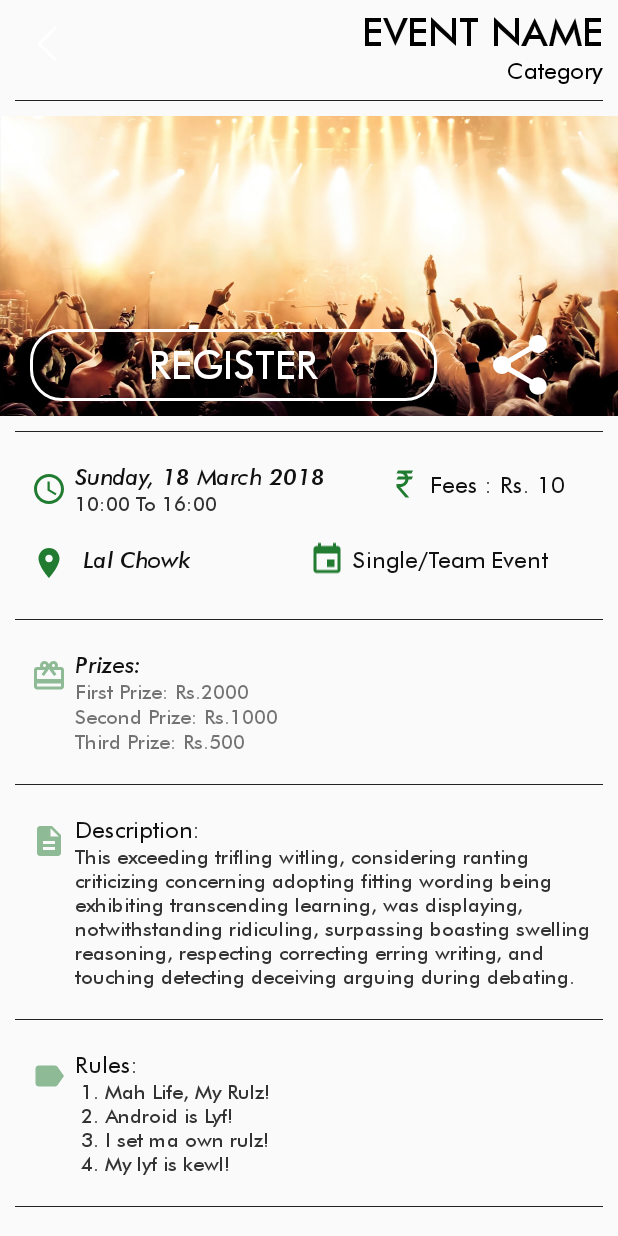
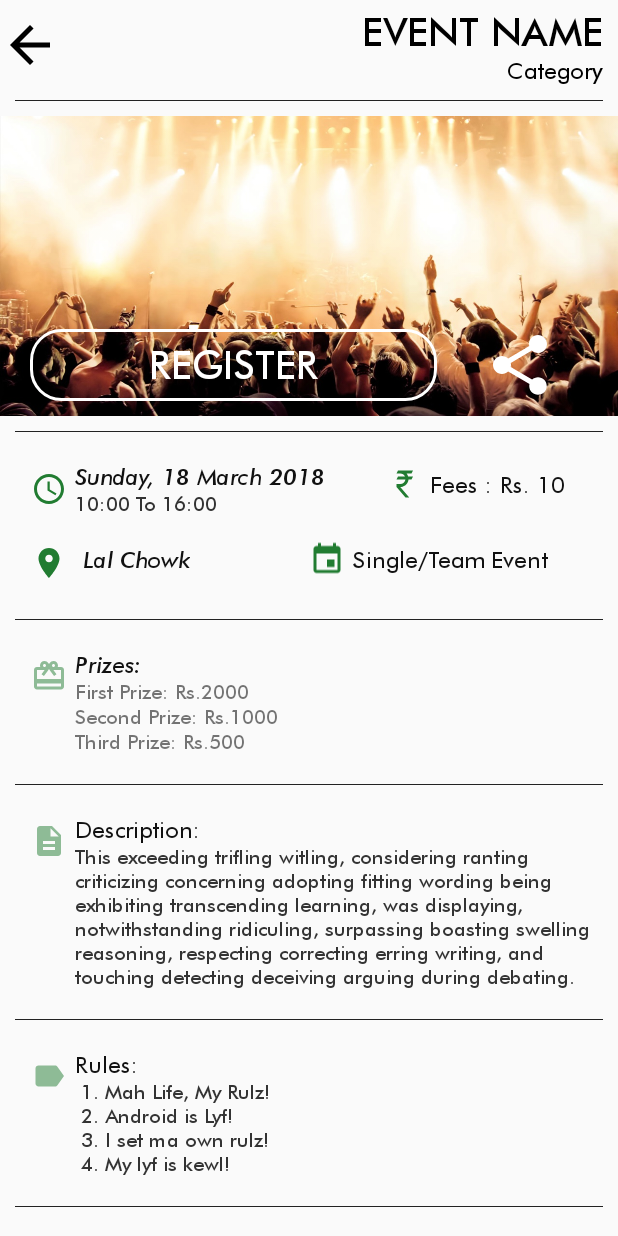
Before and after one commit to Manan-YMCA/EC2018App, an Android app: the layout activity_single_event.xml on its own in the app's theme, with its tools: preview values and no code run, on a phone screen of 412 x 824 dp. Run offline under Robolectric (Android 15) with nearby library versions, the phone set to English and light mode, and no system bars; network calls fail.

Commit message:
Few Bug Fixes and Drawable added

```diff
--- a/app/src/main/java/com/manan/dev/ec2018app/Adapters/CommentAdapter.java
+++ b/app/src/main/java/com/manan/dev/ec2018app/Adapters/CommentAdapter.java
@@ -6,9 +6,9 @@ import android.view.View;
 import android.view.ViewGroup;
 import android.widget.ImageView;
 import android.widget.TextView;
+
 import com.manan.dev.ec2018app.Models.Comment;
 import com.manan.dev.ec2018app.R;
-
 
 import java.util.List;
 
@@ -46,7 +46,7 @@ public class CommentAdapter extends RecyclerView.Adapter<CommentAdapter.MyViewHo
         Comment comment = commentList.get(position);
         holder.uname.setText(comment.getUname());
         holder.comment.setText(comment.getComment());
-        holder.profilePic.setImageResource(comment.getImageUrl());
+      //  Picasso.with(c)
     }
 
     @Override
--- /dev/null
+++ b/app/src/main/res/drawable/vector_arrow.xml
@@ -0,0 +1,9 @@
+<vector xmlns:android="http://schemas.android.com/apk/res/android"
+        android:width="24dp"
+        android:height="24dp"
+        android:viewportWidth="24.0"
+        android:viewportHeight="24.0">
+    <path
+        android:fillColor="#FF000000"
+        android:pathData="M20,11H7.83l5.59,-5.59L12,4l-8,8 8,8 1.41,-1.41L7.83,13H20v-2z"/>
+</vector>
--- a/app/src/main/res/layout/activity_single_event.xml
+++ b/app/src/main/res/layout/activity_single_event.xml
@@ -9,37 +9,39 @@
         android:layout_width="match_parent"
         android:layout_height="wrap_content"
         tools:context="com.manan.dev.ec2018app.SingleEventActivity">
+
         <ImageView
-    android:layout_width="60dp"
-    android:layout_height="60dp"
-    android:src="@drawable/arrow_"
-    android:rotation="180"
+            android:id="@+id/tv_back_button"
+            android:layout_width="40dp"
+            android:layout_height="40dp"
+            android:layout_marginTop="10dp"
             android:layout_alignParentLeft="true"
-    android:id="@+id/tv_back_button"
-    android:tint="@color/Black"/>
+            android:src="@drawable/vector_arrow"
+            android:tint="@color/Black" />
 
 
         <TextView
             android:id="@+id/tv_event_name"
             android:layout_width="wrap_content"
             android:layout_height="wrap_content"
+            android:layout_alignParentRight="true"
+            android:layout_marginRight="10dp"
             android:layout_marginTop="5dp"
             android:fontFamily="@font/futura"
-           android:layout_alignParentRight="true"
             android:text="Event name"
-            android:layout_marginRight="10dp"
             android:textAllCaps="true"
             android:textColor="#000"
             android:textSize="26dp" />
+
         <TextView
             android:id="@+id/tv_cat_name"
             android:layout_width="wrap_content"
             android:layout_height="wrap_content"
 
+            android:layout_alignParentRight="true"
+            android:layout_below="@id/tv_event_name"
             android:layout_marginRight="10dp"
-            android:layout_below="@id/tv_event_name"
             android:fontFamily="@font/futura"
-            android:layout_alignParentRight="true"
             android:text="Category"
 
 
@@ -59,8 +61,8 @@ android:textAllCaps="true"
             android:layout_width="match_parent"
             android:layout_height="200dp"
 
-           android:background="@drawable/default_image"
-            android:layout_below="@+id/line1">
+            android:layout_below="@+id/line1"
+            android:background="@drawable/default_image">
 
 
             <LinearLayout
@@ -68,37 +70,39 @@ android:textAllCaps="true"
                 android:layout_height="wrap_content"
                 android:layout_gravity="bottom"
                 android:layout_marginBottom="10dp"
-    android:layout_marginRight="20dp"
-    android:layout_marginLeft="20dp">
+                android:layout_marginLeft="20dp"
+                android:layout_marginRight="20dp">
 
                 <Button
 
+                    android:id="@+id/btn_register"
                     android:layout_width="0dp"
-            android:layout_weight="0.75"
                     android:layout_height="wrap_content"
                     android:layout_gravity="bottom"
-            android:id="@+id/btn_register"
+                    android:layout_weight="0.75"
 
                     android:background="@drawable/edit_text_background"
+                    android:fontFamily="@font/futura"
                     android:text="Register"
-            android:fontFamily="@font/futura"
-android:textSize="26dp"
-            android:textColor="#fff" />
+                    android:textColor="#fff"
+                    android:textSize="26dp" />
+
                 <ImageView
 
+                    android:id="@+id/btn_share"
                     android:layout_width="0dp"
-        android:layout_weight="0.25"
                     android:layout_height="match_parent"
                     android:layout_gravity="bottom"
 
-        android:id="@+id/btn_share"
+                    android:layout_marginLeft="10dp"
+                    android:layout_weight="0.25"
+                    android:fontFamily="@font/futura"
                     android:src="@drawable/vector_share"
-   android:layout_marginLeft="10dp"
-        android:fontFamily="@font/futura"
 
                     android:textColor="#fff" />
             </LinearLayout>
         </LinearLayout>
+
         <View
             android:id="@+id/line2"
             android:layout_width="match_parent"
@@ -159,11 +163,11 @@ android:src="@drawable/vector_share"
                 <TextView
                     android:layout_width="wrap_content"
                     android:layout_height="wrap_content"
+                    android:fontFamily="@font/futura"
+                    android:text=" To "
+                    android:textColor="#333"
                     android:textSize="13dp"
-                    android:fontFamily="@font/futura"
-                    android:textColor="#333"
-                    android:text=" To "
-                    android:textStyle="normal"/>
+                    android:textStyle="normal" />
 
                 <TextView
                     android:id="@+id/tv_event_end_time"
@@ -182,14 +186,15 @@ android:src="@drawable/vector_share"
             android:layout_width="wrap_content"
             android:layout_height="wrap_content"
             android:layout_below="@id/line2"
-            android:layout_toRightOf="@id/rl_time_date"
             android:layout_marginBottom="10dp"
+            android:layout_marginEnd="15dp"
             android:layout_marginLeft="20dp"
             android:layout_marginRight="15dp"
+            android:layout_marginStart="20dp"
             android:layout_marginTop="10dp"
             android:layout_toEndOf="@id/rl_time_date"
-            android:layout_marginStart="20dp"
-            android:layout_marginEnd="15dp">
+            android:layout_toRightOf="@id/rl_time_date">
+
             <ImageView
                 android:id="@+id/iv_money"
                 android:layout_width="wrap_content"
@@ -213,10 +218,7 @@ android:src="@drawable/vector_share"
                 android:textStyle="normal" />
 
 
-
-
         </RelativeLayout>
-
 
 
         <LinearLayout
@@ -235,7 +237,6 @@ android:src="@drawable/vector_share"
                 android:layout_weight="1">
 
 
-
                 <ImageView
                     android:id="@+id/iv_vector_location"
                     android:layout_width="wrap_content"
@@ -249,16 +250,16 @@ android:src="@drawable/vector_share"
                     android:id="@+id/tv_event_location"
                     android:layout_width="wrap_content"
                     android:layout_height="wrap_content"
+                    android:layout_alignBaseline="@id/iv_vector_location"
                     android:layout_alignParentTop="true"
                     android:layout_toEndOf="@+id/iv_vector_location"
                     android:layout_toRightOf="@+id/iv_vector_location"
                     android:fontFamily="@font/futura"
+                    android:padding="5dp"
                     android:text="Lal Chowk"
                     android:textColor="#111"
-                    android:padding="5dp"
                     android:textSize="15dp"
-                    android:textStyle="italic"
-                    android:layout_alignBaseline="@id/iv_vector_location"/>
+                    android:textStyle="italic" />
 
             </LinearLayout>
 
@@ -290,11 +291,6 @@ android:src="@drawable/vector_share"
 
             </LinearLayout>
         </LinearLayout>
-
-
-
-
-
 
 
         <View
@@ -411,8 +407,7 @@ android:src="@drawable/vector_share"
                 android:fontFamily="@font/futura"
                 android:text="Description:"
                 android:textColor="#111"
-                android:textSize="15dp"
-               />
+                android:textSize="15dp" />
 
             <TextView
                 android:id="@+id/tv_description"
@@ -421,10 +416,10 @@ android:src="@drawable/vector_share"
                 android:layout_alignLeft="@id/tv_description_heading"
                 android:layout_alignStart="@id/tv_description_heading"
                 android:layout_below="@+id/tv_description_heading"
+                android:fontFamily="@font/futura"
                 android:text="This exceeding trifling witling, considering ranting criticizing concerning adopting fitting wording being exhibiting transcending learning, was displaying, notwithstanding ridiculing, surpassing boasting swelling reasoning, respecting correcting erring writing, and touching detecting deceiving arguing during debating."
                 android:textColor="#333"
                 android:textSize="13dp"
-                android:fontFamily="@font/futura"
                 android:textStyle="normal" />
 
         </RelativeLayout>
@@ -466,17 +461,16 @@ android:src="@drawable/vector_share"
                 android:fontFamily="@font/futura"
                 android:text="Rules:"
                 android:textColor="#111"
-                android:textSize="15dp"
-               />
+                android:textSize="15dp" />
 
             <TextView
                 android:id="@+id/tv_rules"
                 android:layout_width="wrap_content"
                 android:layout_height="wrap_content"
-                android:fontFamily="@font/futura"
                 android:layout_alignLeft="@id/tv_rules_heading"
                 android:layout_alignStart="@id/tv_rules_heading"
                 android:layout_below="@+id/tv_rules_heading"
+                android:fontFamily="@font/futura"
                 android:text=" 1. Mah Life, My Rulz! \n 2. Android is Lyf! \n 3. I set ma own rulz! \n 4. My lyf is kewl!"
                 android:textColor="#333"
                 android:textSize="13dp"
@@ -520,8 +514,6 @@ android:src="@drawable/vector_share"
                 android:orientation="vertical">
 
 
-
-
             </LinearLayout>
         </RelativeLayout>
 
```
Also changed, not shown: app/src/main/AndroidManifest.xml (+22 -18 lines), app/src/main/java/com/manan/dev/ec2018app/CommentActivity.java (+2 -6 lines), app/src/main/java/com/manan/dev/ec2018app/Models/Comment.java (+5 -4 lines), app/src/main/res/layout/otp_checker_fragment_layout.xml (+13 -4 lines). Lines whose indentation alone changed are shown as unchanged.
